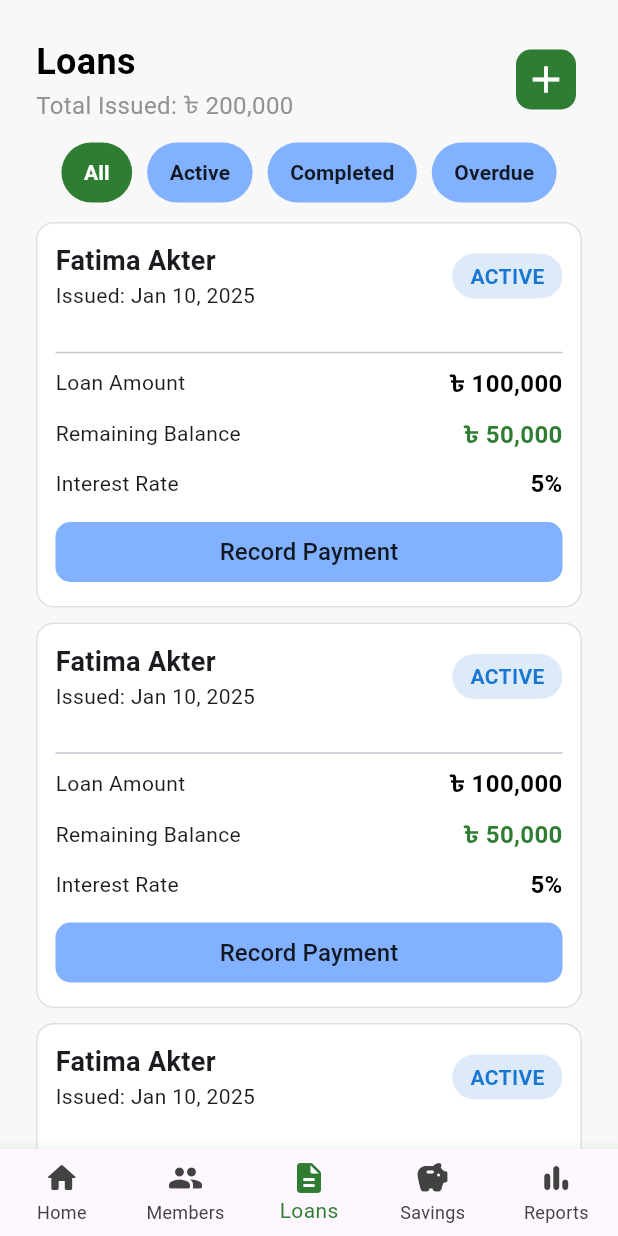
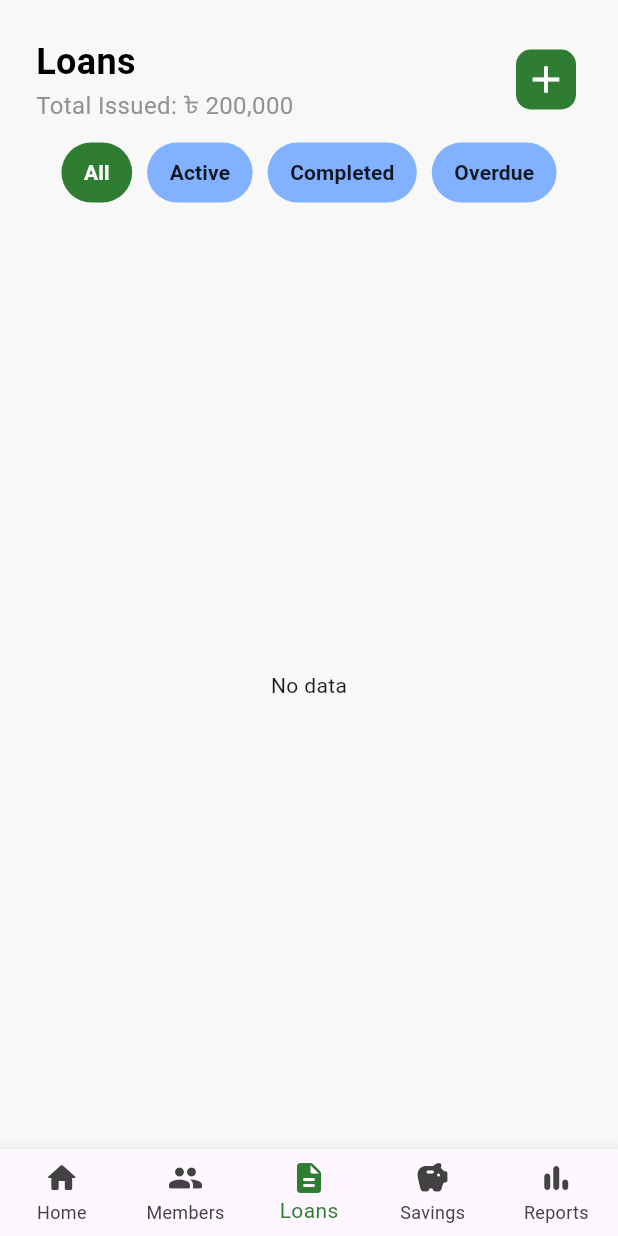
Before and after one commit to irfanekon04/microflow, a Flutter app: the screen it shows after launch, item 3 of the bottom bar chosen, on a phone screen of 412 x 824 dp. Run offline on Flutter 3.47's test engine with Material 3 defaults, Android fonts, the phone set to English and light mode, and no system bars; drawn by our look-alikes of buttons_tabbar.

Commit message:
loan state management implement'

```diff
--- a/lib/components/loans_page_components/loans_card.dart
+++ b/lib/components/loans_page_components/loans_card.dart
@@ -1,12 +1,12 @@
 import 'package:flutter/material.dart';
 
 class LoansCard extends StatelessWidget {
-  final String name, issued, status, balance, loanAmount, interest;
+  final String name, issued, status, dueAmount, loanAmount, interest;
   LoansCard({
     super.key,
     required this.name,
     required this.issued,
-    required this.balance,
+    required this.dueAmount,
     required this.status,
     required this.loanAmount,
     required this.interest,
@@ -81,9 +81,9 @@ class LoansCard extends StatelessWidget {
           Row(
             mainAxisAlignment: MainAxisAlignment.spaceBetween,
             children: [
-              Text('Remaining Balance'),
+              Text('Due Amount'),
               Text(
-                '৳ $balance',
+                '৳ $dueAmount',
                 style: TextStyle(
                   fontSize: 16,
                   color: Colors.green.shade800,
--- a/lib/components/loans_page_components/tab_bar_comp/active.dart
+++ b/lib/components/loans_page_components/tab_bar_comp/active.dart
@@ -14,7 +14,7 @@ class TabBarActive extends StatelessWidget {
             LoansCard(
               name: "Fatima Akter",
               issued: "Jan 10, 2025",
-              balance: "50,000",
+              dueAmount: "50,000",
               status: "Active",
               loanAmount: "100,000",
               interest: "5",
@@ -22,7 +22,7 @@ class TabBarActive extends StatelessWidget {
             LoansCard(
               name: "Fatima Akter",
               issued: "Jan 10, 2025",
-              balance: "50,000",
+              dueAmount: "50,000",
               status: "Active",
               loanAmount: "100,000",
               interest: "5",
@@ -30,7 +30,7 @@ class TabBarActive extends StatelessWidget {
             LoansCard(
               name: "Fatima Akter",
               issued: "Jan 10, 2025",
-              balance: "50,000",
+              dueAmount: "50,000",
               status: "Active",
               loanAmount: "100,000",
               interest: "5",
@@ -38,7 +38,7 @@ class TabBarActive extends StatelessWidget {
             LoansCard(
               name: "Fatima Akter",
               issued: "Jan 10, 2025",
-              balance: "0",
+              dueAmount: "0",
               status: "active",
               loanAmount: "100,000",
               interest: "5",
@@ -46,7 +46,7 @@ class TabBarActive extends StatelessWidget {
             LoansCard(
               name: "Fatima Akter",
               issued: "Jan 10, 2025",
-              balance: "50,000",
+              dueAmount: "50,000",
               status: "active",
               loanAmount: "100,000",
               interest: "5",
--- a/lib/components/loans_page_components/tab_bar_comp/all.dart
+++ b/lib/components/loans_page_components/tab_bar_comp/all.dart
@@ -1,59 +1,77 @@
 import 'package:flutter/material.dart';
 import 'package:microflow/components/loans_page_components/loans_card.dart';
+import 'package:microflow/provider/loan_provider.dart';
+import 'package:provider/provider.dart';
 
 class TabBarAll extends StatelessWidget {
   const TabBarAll({super.key});
 
   @override
   Widget build(BuildContext context) {
+    final loanList = context.watch<LoanProvider>().loans;
     return Container(
       margin: EdgeInsets.symmetric(horizontal: 24),
-      child: SingleChildScrollView(
-        child: Column(
-          children: [
-            LoansCard(
-              name: "Fatima Akter",
-              issued: "Jan 10, 2025",
-              balance: "50,000",
-              status: "Active",
-              loanAmount: "100,000",
-              interest: "5",
+      child: loanList.isEmpty
+          ? Center(child: Text("No data"))
+          : ListView.builder(
+              itemCount: loanList.length,
+              itemBuilder: (context, index) {
+                return LoansCard(
+                  name: loanList[index].memberId.toString(),
+                  issued: loanList[index].issueDate.toString(),
+                  dueAmount: loanList[index].dueAmount.toString(),
+                  status: 'Active',
+                  loanAmount: loanList[index].amount.toString(),
+                  interest: loanList[index].interest.toString(),
+                );
+              },
             ),
-            LoansCard(
-              name: "Fatima Akter",
-              issued: "Jan 10, 2025",
-              balance: "50,000",
-              status: "Active",
-              loanAmount: "100,000",
-              interest: "5",
-            ),
-            LoansCard(
-              name: "Fatima Akter",
-              issued: "Jan 10, 2025",
-              balance: "50,000",
-              status: "Active",
-              loanAmount: "100,000",
-              interest: "5",
-            ),
-            LoansCard(
-              name: "Fatima Akter",
-              issued: "Jan 10, 2025",
-              balance: "0",
-              status: "Completed",
-              loanAmount: "100,000",
-              interest: "5",
-            ),
-            LoansCard(
-              name: "Fatima Akter",
-              issued: "Jan 10, 2025",
-              balance: "50,000",
-              status: "Overdue",
-              loanAmount: "100,000",
-              interest: "5",
-            ),
-          ],
-        ),
-      ),
+      // child: SingleChildScrollView(
+      //   child: Column(
+      //     children: [
+      //       LoansCard(
+      //         name: "Fatima Akter",
+      //         issued: "Jan 10, 2025",
+      //         balance: "50,000",
+      //         status: "Active",
+      //         loanAmount: "100,000",
+      //         interest: "5",
+      //       ),
+      //       LoansCard(
+      //         name: "Fatima Akter",
+      //         issued: "Jan 10, 2025",
+      //         balance: "50,000",
+      //         status: "Active",
+      //         loanAmount: "100,000",
+      //         interest: "5",
+      //       ),
+      //       LoansCard(
+      //         name: "Fatima Akter",
+      //         issued: "Jan 10, 2025",
+      //         balance: "50,000",
+      //         status: "Active",
+      //         loanAmount: "100,000",
+      //         interest: "5",
+      //       ),
+      //       LoansCard(
+      //         name: "Fatima Akter",
+      //         issued: "Jan 10, 2025",
+      //         balance: "0",
+      //         status: "Completed",
+      //         loanAmount: "100,000",
+      //         interest: "5",
+      //       ),
+      //       LoansCard(
+      //         name: "Fatima Akter",
+      //         issued: "Jan 10, 2025",
+      //         balance: "50,000",
+      //         status: "Overdue",
+      //         loanAmount: "100,000",
+      //         interest: "5",
+      //       ),
+      //     ],
+      //   ),
+      // ),
     );
   }
 }
--- a/lib/components/loans_page_components/tab_bar_comp/completed.dart
+++ b/lib/components/loans_page_components/tab_bar_comp/completed.dart
@@ -14,7 +14,7 @@ class TabBarCompleted extends StatelessWidget {
             LoansCard(
               name: "Fatima Akter",
               issued: "Jan 10, 2025",
-              balance: "50,000",
+              dueAmount: "50,000",
               status: "completed",
               loanAmount: "100,000",
               interest: "5",
@@ -22,7 +22,7 @@ class TabBarCompleted extends StatelessWidget {
             LoansCard(
               name: "Fatima Akter",
               issued: "Jan 10, 2025",
-              balance: "50,000",
+              dueAmount: "50,000",
               status: "completed",
               loanAmount: "100,000",
               interest: "5",
@@ -30,7 +30,7 @@ class TabBarCompleted extends StatelessWidget {
             LoansCard(
               name: "Fatima Akter",
               issued: "Jan 10, 2025",
-              balance: "50,000",
+              dueAmount: "50,000",
               status: "completed",
               loanAmount: "100,000",
               interest: "5",
@@ -38,7 +38,7 @@ class TabBarCompleted extends StatelessWidget {
             LoansCard(
               name: "Fatima Akter",
               issued: "Jan 10, 2025",
-              balance: "0",
+              dueAmount: "0",
               status: "Completed",
               loanAmount: "100,000",
               interest: "5",
@@ -46,7 +46,7 @@ class TabBarCompleted extends StatelessWidget {
             LoansCard(
               name: "Fatima Akter",
               issued: "Jan 10, 2025",
-              balance: "50,000",
+              dueAmount: "50,000",
               status: "completed",
               loanAmount: "100,000",
               interest: "5",
--- a/lib/components/loans_page_components/tab_bar_comp/overdue.dart
+++ b/lib/components/loans_page_components/tab_bar_comp/overdue.dart
@@ -14,7 +14,7 @@ class TabBarOverdue extends StatelessWidget {
             LoansCard(
               name: "Fatima Akter",
               issued: "Jan 10, 2025",
-              balance: "50,000",
+              dueAmount: "50,000",
               status: "overdue",
               loanAmount: "100,000",
               interest: "5",
@@ -22,7 +22,7 @@ class TabBarOverdue extends StatelessWidget {
             LoansCard(
               name: "Fatima Akter",
               issued: "Jan 10, 2025",
-              balance: "50,000",
+              dueAmount: "50,000",
               status: "overdue",
               loanAmount: "100,000",
               interest: "5",
@@ -30,7 +30,7 @@ class TabBarOverdue extends StatelessWidget {
             LoansCard(
               name: "Fatima Akter",
               issued: "Jan 10, 2025",
-              balance: "50,000",
+              dueAmount: "50,000",
               status: "overdue",
               loanAmount: "100,000",
               interest: "5",
@@ -38,7 +38,7 @@ class TabBarOverdue extends StatelessWidget {
             LoansCard(
               name: "Fatima Akter",
               issued: "Jan 10, 2025",
-              balance: "0",
+              dueAmount: "0",
               status: "overdue",
               loanAmount: "100,000",
               interest: "5",
@@ -46,7 +46,7 @@ class TabBarOverdue extends StatelessWidget {
             LoansCard(
               name: "Fatima Akter",
               issued: "Jan 10, 2025",
-              balance: "50,000",
+              dueAmount: "50,000",
               status: "overdue",
               loanAmount: "100,000",
               interest: "5",
--- a/lib/main.dart
+++ b/lib/main.dart
@@ -5,11 +5,18 @@ import 'package:microflow/pages/loans_page.dart';
 import 'package:microflow/pages/members_page.dart';
 import 'package:microflow/pages/reports_page.dart';
 import 'package:microflow/pages/savings_page.dart';
+import 'package:microflow/provider/loan_provider.dart';
 import 'package:microflow/provider/member_provider.dart';
 import 'package:provider/provider.dart';
 
 void main() => runApp(
-  ChangeNotifierProvider(create: (_) => MemberProvider(), child: MyApp()),
+  MultiProvider(
+    providers: [
+      ChangeNotifierProvider(create: (_) => MemberProvider()),
+      ChangeNotifierProvider(create: (_) => LoanProvider()),
+    ],
+    child: MyApp(),
+  ),
 );
 
 class MyApp extends StatelessWidget {
@@ -21,11 +28,11 @@ class MyApp extends StatelessWidget {
       debugShowCheckedModeBanner: false,
       title: 'MicroFlow',
       routes: {
-        '/homePage': (context) => Homepage(),
-        '/membersPage': (context) => MembersPage(),
-        '/loansPage': (context) => LoansPage(),
-        '/reportsPage': (context) => ReportsPage(),
-        '/savingsPage': (context) => SavingsPage(),
+        '/home_page': (context) => Homepage(),
+        '/members_page': (context) => MembersPage(),
+        '/loans_page': (context) => LoansPage(),
+        '/reports_page': (context) => ReportsPage(),
+        '/savings_page': (context) => SavingsPage(),
       },
       home: BottomNavBar(),
     );
--- a/lib/models/loan.dart
+++ b/lib/models/loan.dart
@@ -0,0 +1,21 @@
+class Loan {
+  final int id;
+  final int memberId;
+  double amount;
+  double interest;
+  double dueAmount;
+  DateTime issueDate;
+  DateTime dueDate;
+  bool isPaid;
+
+  Loan({
+    required this.id,
+    required this.memberId,
+    required this.amount,
+    required this.interest,
+    required this.dueAmount,
+    required this.issueDate,
+    required this.dueDate,
+    this.isPaid = false,
+  });
+}
--- a/lib/pages/bottom_nav_bar.dart
+++ b/lib/pages/bottom_nav_bar.dart
@@ -41,7 +41,6 @@ class _BottomNavBarState extends State<BottomNavBar> {
     setState(() {
       _selectedIndex = index;
     });
-    print(_selectedIndex);
   }
 
   @override
--- a/lib/pages/homepage.dart
+++ b/lib/pages/homepage.dart
@@ -5,13 +5,10 @@ import 'package:microflow/components/homepage_components/recent_activity.dart';
 import 'package:microflow/provider/member_provider.dart';
 import 'package:provider/provider.dart';
 
-
 class Homepage extends StatelessWidget {
   const Homepage({super.key});
 
-
   @override
-
   Widget build(BuildContext context) {
     final memberList = context.watch<MemberProvider>().members;
     return SafeArea(
@@ -76,16 +73,19 @@ class Homepage extends StatelessWidget {
               QuickActionButton(
                 color: Colors.green.shade500,
                 text: 'Add New Member',
+                onTap: () {},
               ),
               SizedBox(height: 10),
               QuickActionButton(
                 color: Colors.red.shade500,
                 text: 'Issue New Loan',
+                onTap: () {},
               ),
               SizedBox(height: 10),
               QuickActionButton(
                 color: Colors.purple.shade500,
                 text: 'Record Transaction',
+                onTap: () {},
               ),
               SizedBox(height: 20),
               Text(
--- a/lib/pages/loans_page.dart
+++ b/lib/pages/loans_page.dart
@@ -1,7 +1,6 @@
 import 'package:buttons_tabbar/buttons_tabbar.dart';
 import 'package:flutter/material.dart';
 import 'package:microflow/components/loans_page_components/add_loans_form.dart';
-import 'package:microflow/components/loans_page_components/loans_card.dart';
 import 'package:microflow/components/loans_page_components/tab_bar_comp/active.dart';
 import 'package:microflow/components/loans_page_components/tab_bar_comp/all.dart';
 import 'package:microflow/components/loans_page_components/tab_bar_comp/completed.dart';
```
Also changed, not shown: lib/components/homepage_components/quick_action_button.dart (+8 -4 lines), lib/components/loans_page_components/add_loans_form.dart (+31 -2 lines), lib/components/members_page_components/member_info.dart (+4 -7 lines), lib/models/member.dart (+4 -5 lines), lib/pages/savings_page.dart (+4 -4 lines), lib/provider/loan_provider.dart (added, +62 -0 lines), lib/provider/member_provider.dart (+12 -4 lines).
